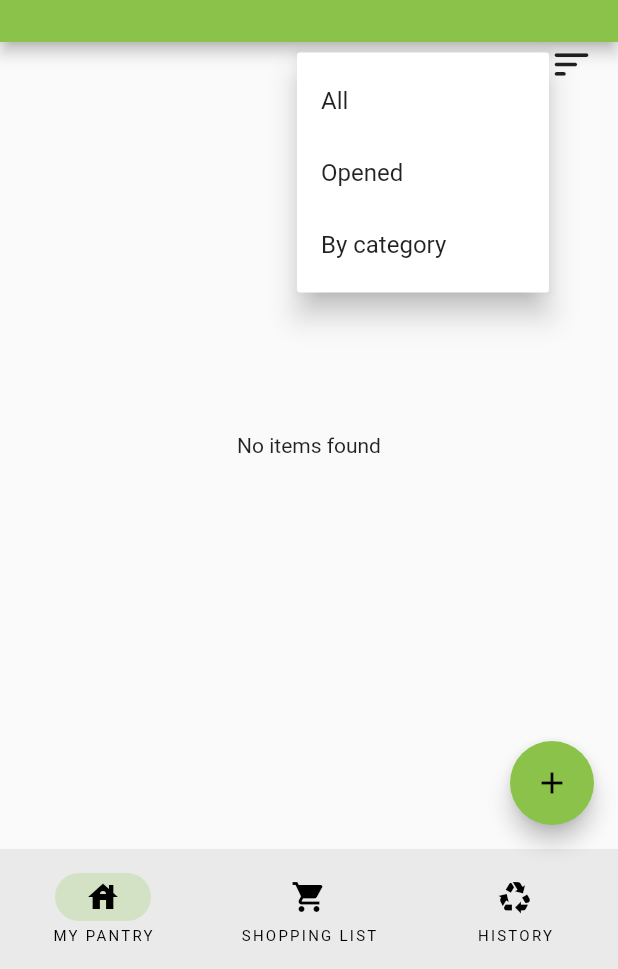
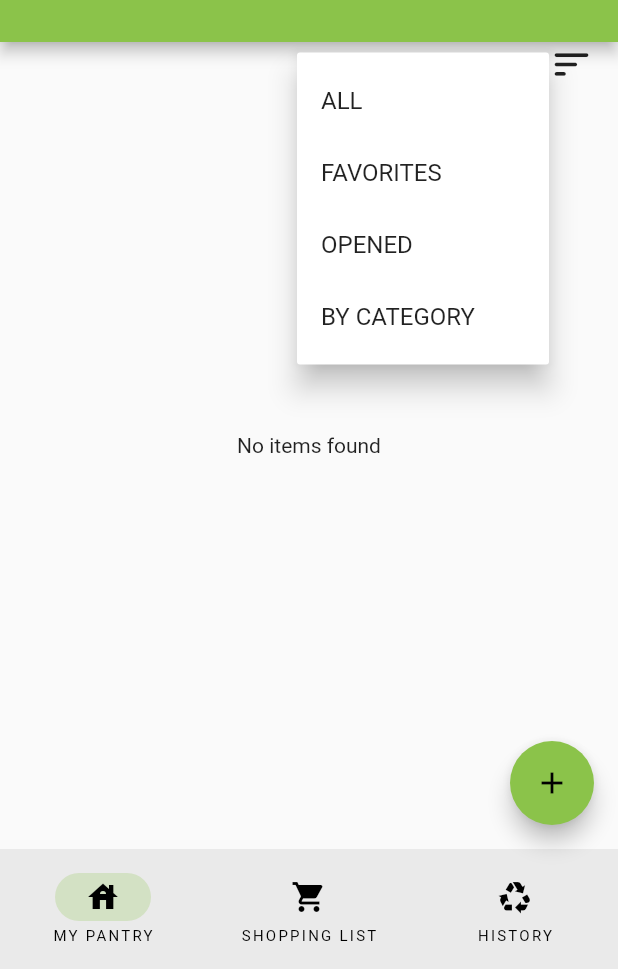
Before and after one commit to kitsain/Kitsain-Frontend-Spring2023, a Flutter app: the screen it shows after launch, after a tap on "SHOW", on a phone screen of 412 x 824 dp, the part 267-1236 px from its top. Run offline on Flutter 3.47's test engine with Material 2 defaults, Android fonts, the light colour scheme and no system bars; our stand-ins replace get, realm; missing offline and left inert: openfoodfacts, simple_barcode_scanner; generated files the repository leaves out were written again.

Commit message:
Added details-property to item model, and show favorites -in the pantry

```diff
--- a/lib/database/item.dart
+++ b/lib/database/item.dart
@@ -39,4 +39,5 @@ class _Item {
   late String? origins;
   late String? location; // Pantry, used, bin, new; Not shown to user
   late bool? everyday = false;
+  late String? details;
 }
--- a/lib/views/main_menu_pages/pantryview.dart
+++ b/lib/views/main_menu_pages/pantryview.dart
@@ -43,6 +43,8 @@ class _PantryViewState extends State<PantryView> {
       return PantryProxy().getPantryItems(selectedSort);
     } else if (selectedView == "opened") {
       return PantryProxy().getOpenedItems(selectedSort);
+    } else if (selectedView == "favorites") {
+      return PantryProxy().getFavouriteItems(selectedSort);
     }
     return null;
   }
@@ -74,15 +76,19 @@ class _PantryViewState extends State<PantryView> {
               return const [
                 PopupMenuItem(
                   value: "all",
-                  child: Text("All"),
+                  child: Text("ALL"),
+                ),
+                PopupMenuItem(
+                  value: "favorites",
+                  child: Text("FAVORITES"),
                 ),
                 PopupMenuItem(
                   value: "opened",
-                  child: Text("Opened"),
+                  child: Text("OPENED"),
                 ),
                 PopupMenuItem(
                   value: "bycat",
-                  child: Text("By category"),
+                  child: Text("BY CATEGORY"),
                 ),
               ];
             },
@@ -150,6 +156,23 @@ class _PantryViewState extends State<PantryView> {
                       ],
                     );
                   }
+                  if (selectedView == "favorites") {
+                    Column(
+                      crossAxisAlignment: CrossAxisAlignment.start,
+                      children: [
+                        const Text(
+                          "FAVORITES",
+                          style: TextStyle(
+                              fontWeight: FontWeight.bold, fontSize: 18),
+                        ),
+                        ItemBuilder(
+                          items: results,
+                          sortMethod: selectedSort,
+                          loc: "pantry",
+                        ),
+                      ],
+                    );
+                  }
                   if (selectedView == "opened") {
                     return Column(
                       crossAxisAlignment: CrossAxisAlignment.start,
```
Also changed, not shown: lib/database/pantry_proxy.dart (+13 -1 lines), lib/database/item.g.dart.
